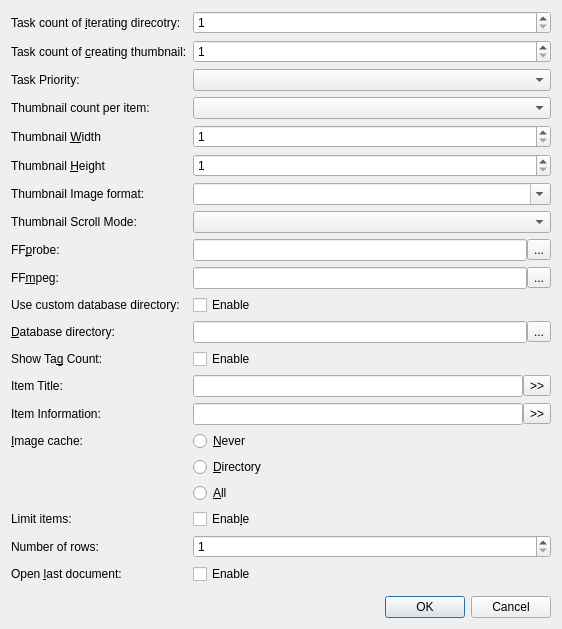
Above: src/option.ui from ambiesoft/SceneExplorer before the change. Below: the same form after it.
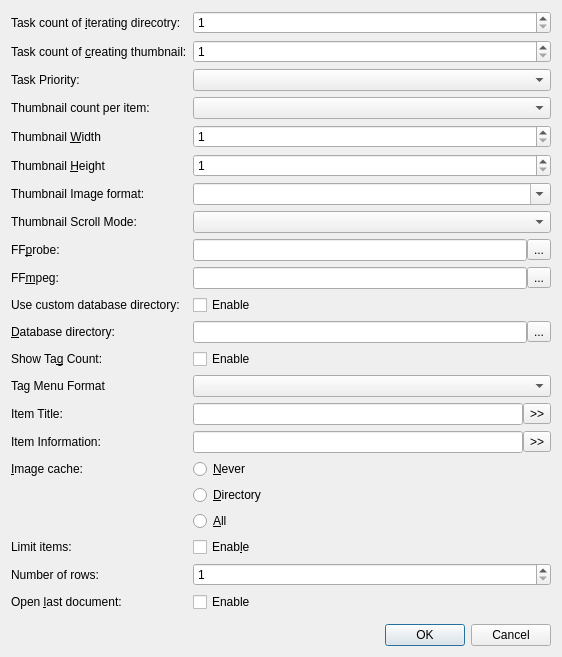
That is the form after the change.

Commit message: Added the feature to make the tag menu into submenus

What changed in the file:
```diff
--- a/src/option.ui
+++ b/src/option.ui
@@ -54,7 +54,7 @@
      </property>
     </widget>
    </item>
-   <item row="17" column="0">
+   <item row="18" column="0">
     <widget class="QLabel" name="label">
      <property name="text">
       <string>&amp;Image cache:</string>
@@ -64,7 +64,7 @@
      </property>
     </widget>
    </item>
-   <item row="25" column="1">
+   <item row="26" column="1">
     <widget class="QDialogButtonBox" name="buttonBox">
      <property name="orientation">
       <enum>Qt::Horizontal</enum>
@@ -74,7 +74,7 @@
      </property>
     </widget>
    </item>
-   <item row="23" column="1">
+   <item row="24" column="1">
     <spacer name="verticalSpacer">
      <property name="orientation">
       <enum>Qt::Vertical</enum>
@@ -87,21 +87,21 @@
      </property>
     </spacer>
    </item>
-   <item row="17" column="1">
+   <item row="18" column="1">
     <widget class="QRadioButton" name="rbICNever">
      <property name="text">
       <string>&amp;Never</string>
      </property>
     </widget>
    </item>
-   <item row="18" column="1">
+   <item row="19" column="1">
     <widget class="QRadioButton" name="rbICPerDirectory">
      <property name="text">
       <string>&amp;Directory</string>
      </property>
     </widget>
    </item>
-   <item row="19" column="1">
+   <item row="20" column="1">
     <widget class="QRadioButton" name="rbICAll">
      <property name="text">
       <string>&amp;All</string>
@@ -135,14 +135,14 @@
      </item>
     </layout>
    </item>
-   <item row="22" column="1">
+   <item row="23" column="1">
     <widget class="QCheckBox" name="chkOpenLastDocument">
      <property name="text">
       <string>Enable</string>
      </property>
     </widget>
    </item>
-   <item row="22" column="0">
+   <item row="23" column="0">
     <widget class="QLabel" name="labelOpenLastDocument">
      <property name="text">
       <string>Open &amp;last document:</string>
@@ -244,7 +244,7 @@
    <item row="5" column="1">
     <widget class="QComboBox" name="cmbThumbCount"/>
    </item>
-   <item row="20" column="0">
+   <item row="21" column="0">
     <widget class="QLabel" name="labelLimit">
      <property name="text">
       <string>Limit items:</string>
@@ -254,14 +254,14 @@
      </property>
     </widget>
    </item>
-   <item row="20" column="1">
+   <item row="21" column="1">
     <widget class="QCheckBox" name="chkLimitItems">
      <property name="text">
       <string>Enab&amp;le</string>
      </property>
     </widget>
    </item>
-   <item row="21" column="0">
+   <item row="22" column="0">
     <widget class="QLabel" name="labelNumberOfRows">
      <property name="text">
       <string>Number of rows:</string>
@@ -271,7 +271,7 @@
      </property>
     </widget>
    </item>
-   <item row="21" column="1">
+   <item row="22" column="1">
     <widget class="QSpinBox" name="spinNumberOfRows">
      <property name="minimum">
       <number>1</number>
@@ -281,7 +281,7 @@
      </property>
     </widget>
    </item>
-   <item row="15" column="0">
+   <item row="16" column="0">
     <widget class="QLabel" name="labelInfoMain">
      <property name="text">
       <string>Item Title:</string>
@@ -291,7 +291,7 @@
      </property>
     </widget>
    </item>
-   <item row="16" column="0">
+   <item row="17" column="0">
     <widget class="QLabel" name="labelInfoSub">
      <property name="text">
       <string>Item Information:</string>
@@ -301,7 +301,7 @@
      </property>
     </widget>
    </item>
-   <item row="15" column="1">
+   <item row="16" column="1">
     <layout class="QHBoxLayout" name="hlInfoMain">
      <property name="spacing">
       <number>0</number>
@@ -318,7 +318,7 @@
      </item>
     </layout>
    </item>
-   <item row="16" column="1">
+   <item row="17" column="1">
     <layout class="QHBoxLayout" name="hlInfoSub">
      <property name="spacing">
       <number>0</number>
@@ -432,6 +432,16 @@
      </property>
     </widget>
    </item>
+   <item row="15" column="0">
+    <widget class="QLabel" name="labelTagMenuFormat">
+     <property name="text">
+      <string>Tag Menu Format</string>
+     </property>
+    </widget>
+   </item>
+   <item row="15" column="1">
+    <widget class="QComboBox" name="cmbTagMenuFormat"/>
+   </item>
   </layout>
  </widget>
  <tabstops>
```
The commit also changes 14 other files.
